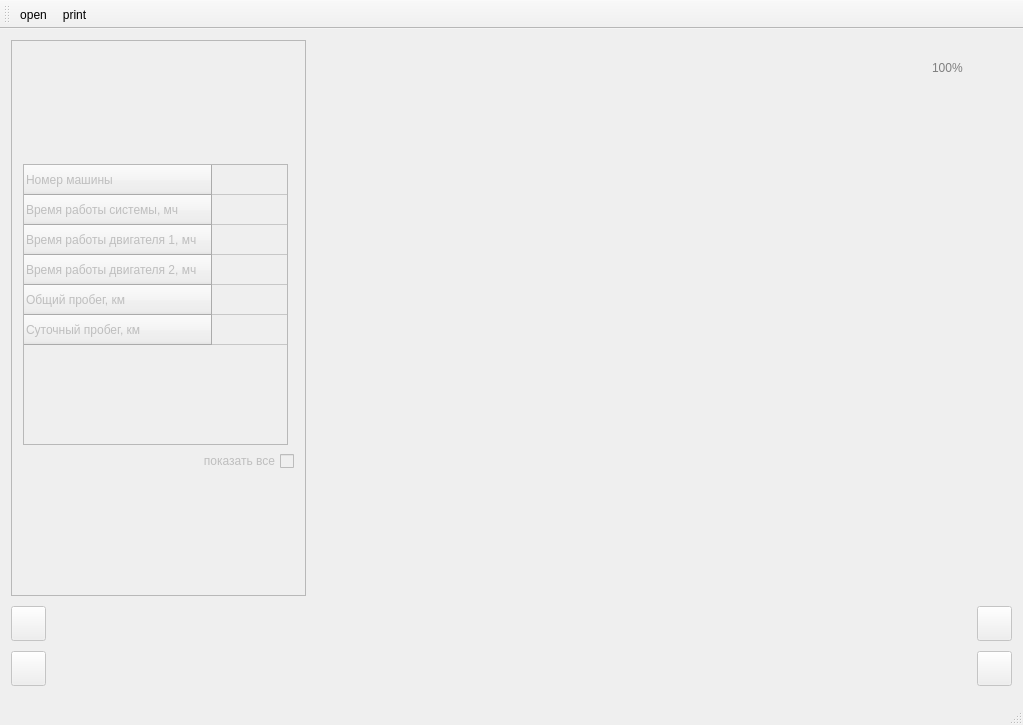
Qt form mainwindow.ui (Zurcan/ASCUM_ARM) before a commit.
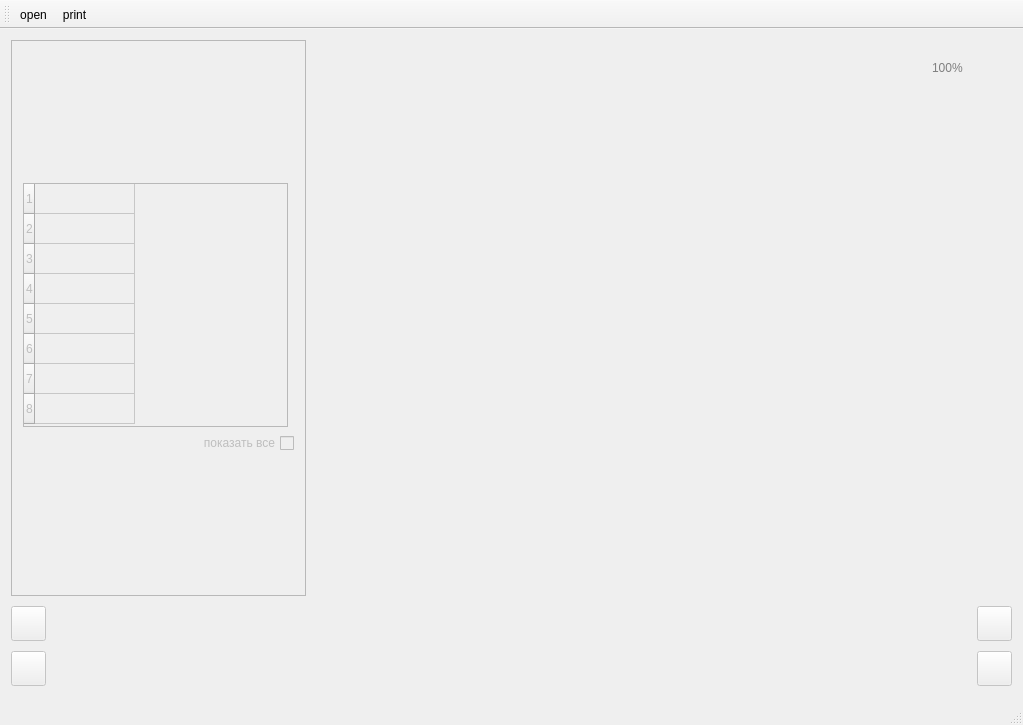
The same form after that commit. Icons and pictures are not drawn. Custom widgets are drawn as their Qt base class.

Commit message: flags now fine, small table is fine too

```diff
--- a/mainwindow.ui
+++ b/mainwindow.ui
@@ -70,13 +70,13 @@
               <property name="minimumSize">
                <size>
                 <width>265</width>
-                <height>281</height>
+                <height>244</height>
                </size>
               </property>
               <property name="maximumSize">
                <size>
                 <width>265</width>
-                <height>281</height>
+                <height>244</height>
                </size>
               </property>
               <property name="verticalScrollBarPolicy">
@@ -85,37 +85,50 @@
               <property name="horizontalScrollBarPolicy">
                <enum>Qt::ScrollBarAlwaysOff</enum>
               </property>
+              <property name="rowCount">
+               <number>8</number>
+              </property>
               <attribute name="horizontalHeaderVisible">
                <bool>false</bool>
               </attribute>
               <row>
                <property name="text">
-                <string>Номер машины</string>
+                <string>1</string>
                </property>
               </row>
               <row>
                <property name="text">
-                <string>Время работы системы, мч</string>
+                <string>2</string>
                </property>
               </row>
               <row>
                <property name="text">
-                <string>Время работы двигателя 1, мч</string>
+                <string>3</string>
                </property>
               </row>
               <row>
                <property name="text">
-                <string>Время работы двигателя 2, мч</string>
+                <string>4</string>
                </property>
               </row>
               <row>
                <property name="text">
-                <string>Общий пробег, км</string>
+                <string>5</string>
                </property>
               </row>
               <row>
                <property name="text">
-                <string>Суточный пробег, км</string>
+                <string>6</string>
+               </property>
+              </row>
+              <row>
+               <property name="text">
+                <string>7</string>
+               </property>
+              </row>
+              <row>
+               <property name="text">
+                <string>8</string>
                </property>
               </row>
               <column>
```
The commit also changes 2 other files.
